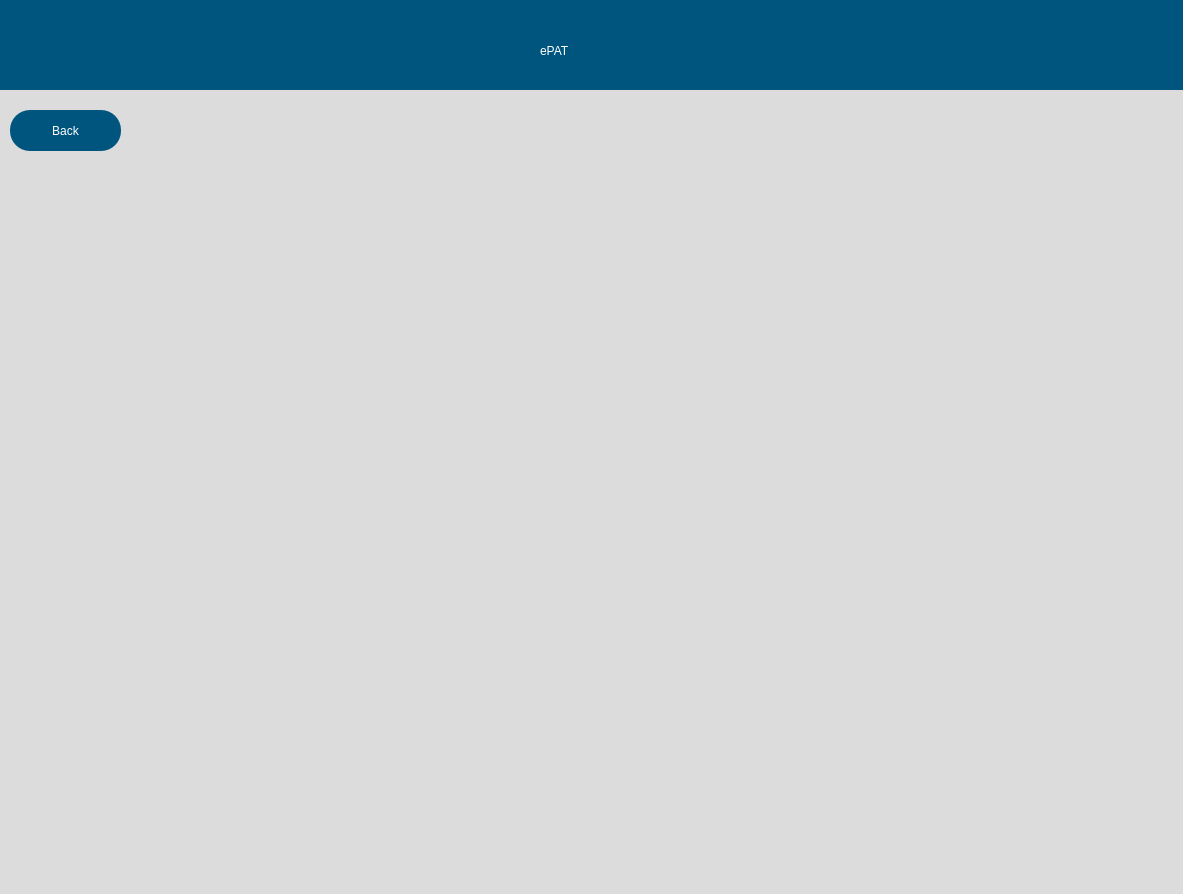
Qt form src/user_interface/settingsPage.ui (eppenney/eBook-Perpetual-Access-Rights-Tracker) before a commit.
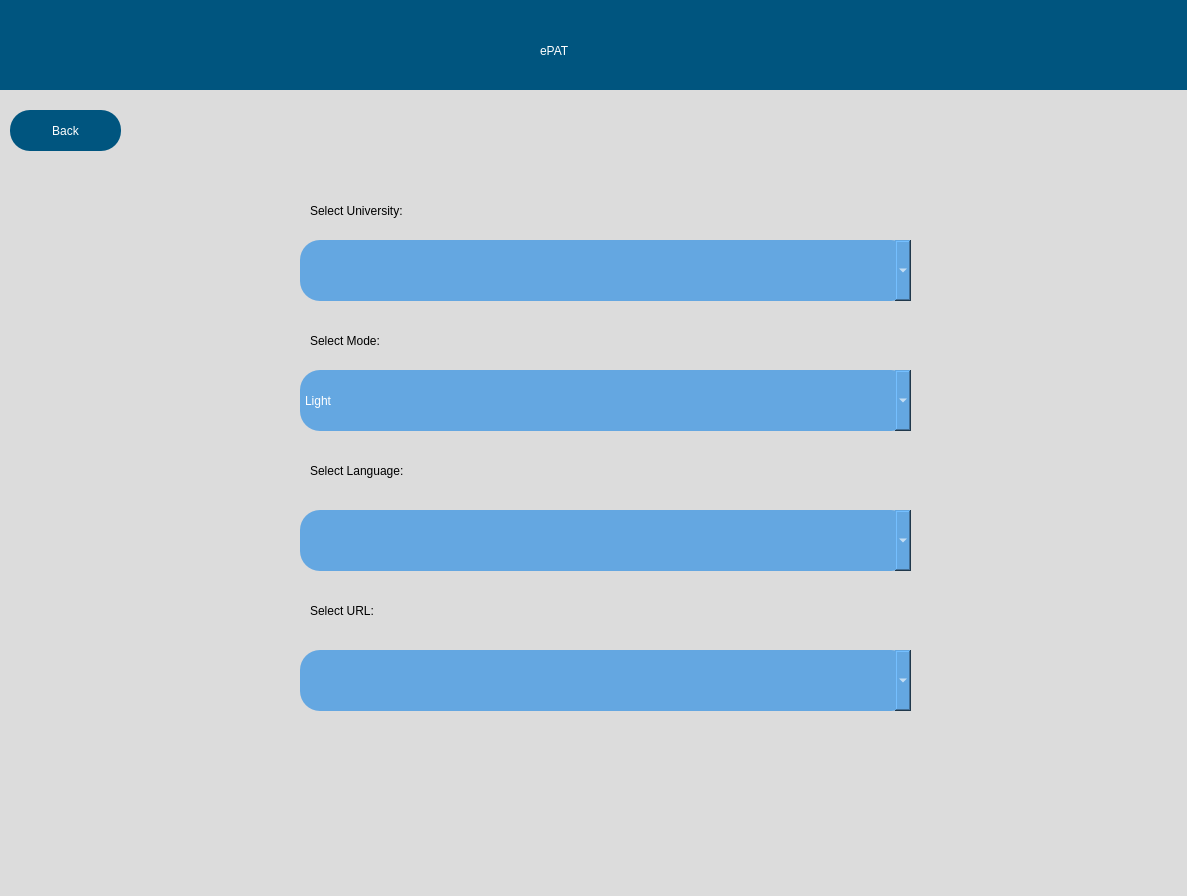
The same form after that commit.

Commit message: Changes made with the settings to save the first time settings.

```diff
--- a/src/user_interface/settingsPage.ui
+++ b/src/user_interface/settingsPage.ui
@@ -6,8 +6,8 @@
    <rect>
     <x>0</x>
     <y>0</y>
-    <width>1183</width>
-    <height>894</height>
+    <width>1187</width>
+    <height>896</height>
    </rect>
   </property>
   <property name="windowTitle">
@@ -75,6 +75,152 @@
      <string>Back</string>
     </property>
    </widget>
+   <widget class="QLabel" name="UniversityLabel_3">
+    <property name="geometry">
+     <rect>
+      <x>320</x>
+      <y>450</y>
+      <width>151</width>
+      <height>41</height>
+     </rect>
+    </property>
+    <property name="styleSheet">
+     <string notr="true">font: 75 14pt &quot;Arial&quot;;
+color: rgb(0, 0, 0);</string>
+    </property>
+    <property name="text">
+     <string>Select Language:</string>
+    </property>
+   </widget>
+   <widget class="QComboBox" name="comboBox_5">
+    <property name="geometry">
+     <rect>
+      <x>310</x>
+      <y>510</y>
+      <width>611</width>
+      <height>61</height>
+     </rect>
+    </property>
+    <property name="styleSheet">
+     <string notr="true">
+background-color: rgb(100, 167, 225);
+border-radius:20px;
+color: rgb(255, 255, 255);
+font: 11pt &quot;MS Shell Dlg 2&quot;;</string>
+    </property>
+   </widget>
+   <widget class="QComboBox" name="comboBox_6">
+    <property name="geometry">
+     <rect>
+      <x>310</x>
+      <y>650</y>
+      <width>611</width>
+      <height>61</height>
+     </rect>
+    </property>
+    <property name="styleSheet">
+     <string notr="true">
+background-color: rgb(100, 167, 225);
+border-radius:20px;
+color: rgb(255, 255, 255);
+font: 11pt &quot;MS Shell Dlg 2&quot;;</string>
+    </property>
+   </widget>
+   <widget class="QComboBox" name="darkLightBOX">
+    <property name="geometry">
+     <rect>
+      <x>310</x>
+      <y>370</y>
+      <width>611</width>
+      <height>61</height>
+     </rect>
+    </property>
+    <property name="styleSheet">
+     <string notr="true">font: 75 8pt &quot;MS Shell Dlg 2&quot;;
+background-color: rgb(100, 167, 225);
+border-radius:20px;
+color: rgb(255, 255, 255);
+font: 11pt &quot;MS Shell Dlg 2&quot;;</string>
+    </property>
+    <item>
+     <property name="text">
+      <string>Light</string>
+     </property>
+    </item>
+    <item>
+     <property name="text">
+      <string>Dark </string>
+     </property>
+    </item>
+   </widget>
+   <widget class="QLabel" name="UniversityLabel_4">
+    <property name="geometry">
+     <rect>
+      <x>320</x>
+      <y>590</y>
+      <width>151</width>
+      <height>41</height>
+     </rect>
+    </property>
+    <property name="styleSheet">
+     <string notr="true">font: 75 14pt &quot;Arial&quot;;
+color: rgb(0, 0, 0);</string>
+    </property>
+    <property name="text">
+     <string>Select URL:</string>
+    </property>
+   </widget>
+   <widget class="QComboBox" name="universityBOX">
+    <property name="geometry">
+     <rect>
+      <x>310</x>
+      <y>240</y>
+      <width>611</width>
+      <height>61</height>
+     </rect>
+    </property>
+    <property name="styleSheet">
+     <string notr="true">
+background-color: rgb(100, 167, 225);
+border-radius:20px;
+color: rgb(255, 255, 255);
+font: 11pt &quot;MS Shell Dlg 2&quot;;</string>
+    </property>
+   </widget>
+   <widget class="QLabel" name="UniversityLabel">
+    <property name="geometry">
+     <rect>
+      <x>320</x>
+      <y>190</y>
+      <width>151</width>
+      <height>41</height>
+     </rect>
+    </property>
+    <property name="styleSheet">
+     <string notr="true">font: 75 14pt &quot;Arial&quot;;
+color: rgb(0, 0, 0);</string>
+    </property>
+    <property name="text">
+     <string>Select University:</string>
+    </property>
+   </widget>
+   <widget class="QLabel" name="UniversityLabel_2">
+    <property name="geometry">
+     <rect>
+      <x>320</x>
+      <y>320</y>
+      <width>151</width>
+      <height>41</height>
+     </rect>
+    </property>
+    <property name="styleSheet">
+     <string notr="true">font: 75 14pt &quot;Arial&quot;;
+color: rgb(0, 0, 0);</string>
+    </property>
+    <property name="text">
+     <string>Select Mode:</string>
+    </property>
+   </widget>
   </widget>
  </widget>
  <resources/>
```
The commit also changes 8 other files.
